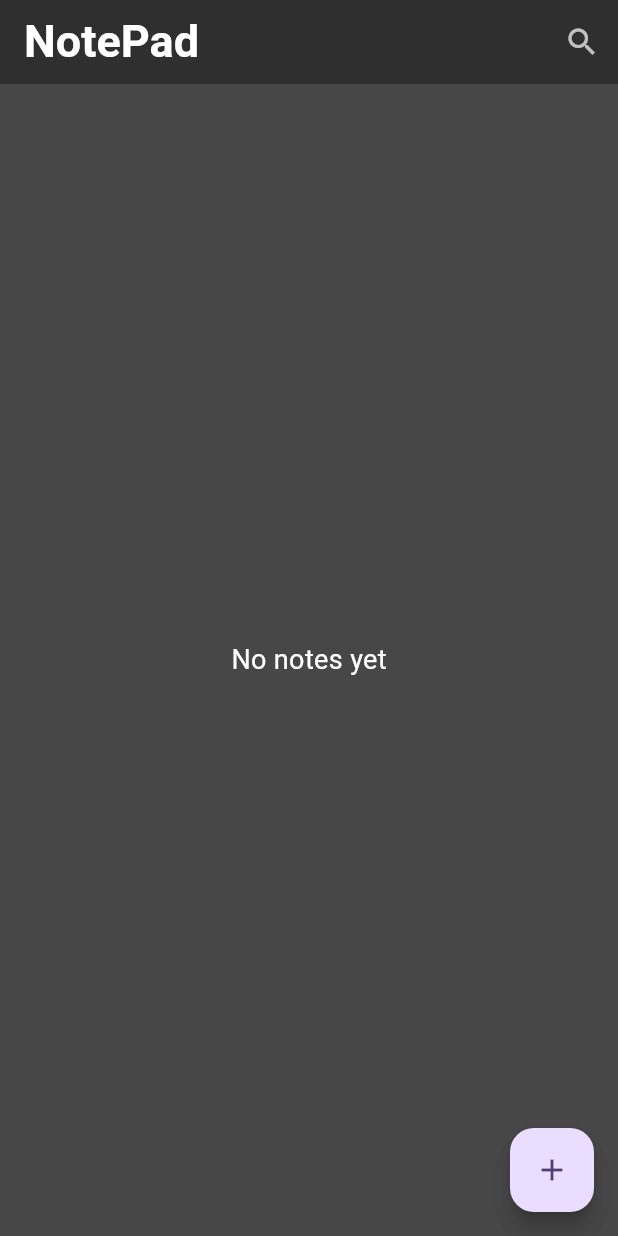
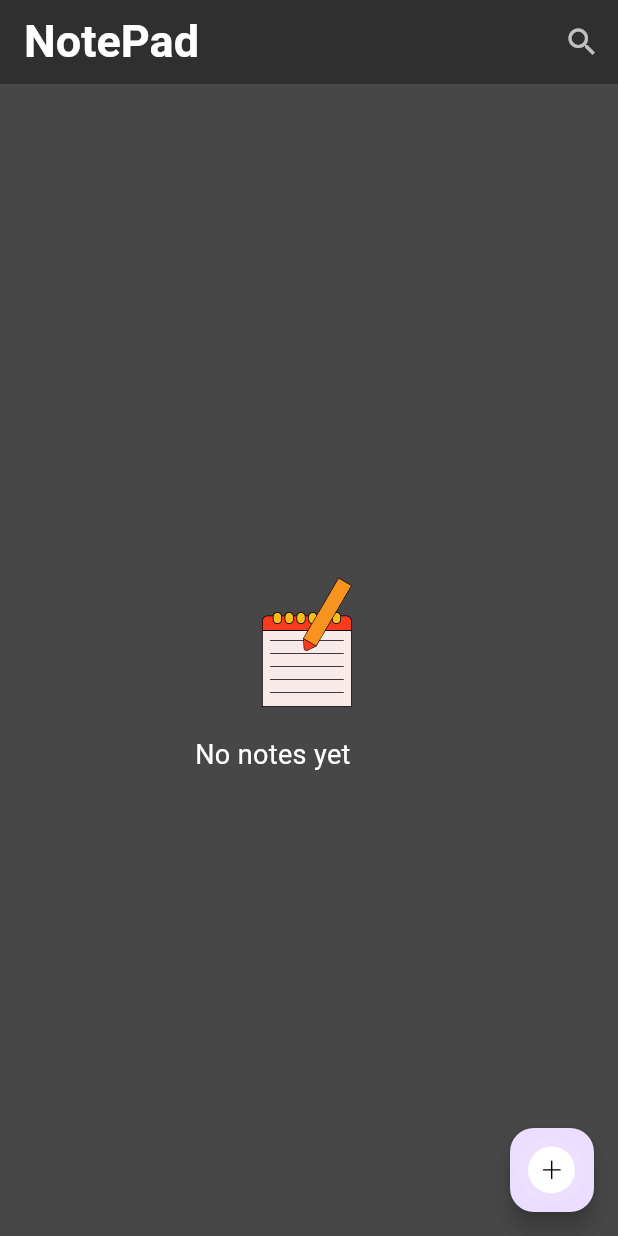
Before and after one commit to Desmond235/note_pad, a Flutter app: the screen it shows after launch, on a phone screen of 412 x 824 dp. Run offline on Flutter 3.47's test engine with Material 3 defaults, Android fonts, the phone set to English and light mode, and no system bars; our stand-ins replace lottie, sqflite; accounts and stored records are empty.

Commit message:
modified file

```diff
--- a/lib/screen/note_screen.dart
+++ b/lib/screen/note_screen.dart
@@ -1,4 +1,5 @@
 import 'package:flutter/material.dart';
+import 'package:lottie/lottie.dart';
 import 'package:note_app/database/note_database.dart';
 import 'package:note_app/model/note_model.dart';
 import 'package:note_app/screen/note_details_view.dart';
@@ -14,6 +15,8 @@ class NoteScreen extends StatefulWidget {
 class _NoteScreenState extends State<NoteScreen> {
   NoteDatabase noteDatabase = NoteDatabase.instance;
   List<NoteModel> notes = [];
+  bool isLoading = true;
+  bool isDeleted = false;
 
   @override
   void initState() {
@@ -29,12 +32,20 @@ class _NoteScreenState extends State<NoteScreen> {
   }
 
 //  gets all notes from the database
-  void refreshNotes() {
+  void refreshNotes() async {
     noteDatabase.readAll().then((value) {
       setState(() {
         notes = value;
+        isLoading = false;
       });
     });
+  }
+
+  void deleteNote(int id, NoteModel note) async {
+    setState(() {
+      notes.remove(note);
+    });
+    noteDatabase.delete(id);
   }
 
   // Navigates to the NoteDetailsView screen
@@ -75,8 +86,27 @@ class _NoteScreenState extends State<NoteScreen> {
           ),
         ],
       ),
-      body: notes.isEmpty
+      body: isLoading
           ? const Center(
+              child: CircularProgressIndicator(),
+            )
+          : notes.isEmpty
+              ? Column(
+                  mainAxisAlignment: MainAxisAlignment.center,
+                  children: [
+                    Stack(
+                      children: [
+                        Center(
+                          child: Lottie.asset(
+                            'assets/lottiefiles/notepad.json',
+                            width: 200,
+                            height: 180,
+                          ),
+                        ),
+                        const Positioned(
+                          top: 140,
+                          left: 130,
+                          child: Center(
                             child: Text(
                               'No notes yet',
                               style: TextStyle(
@@ -84,6 +114,11 @@ class _NoteScreenState extends State<NoteScreen> {
                                 fontSize: 18,
                               ),
                             ),
+                          ),
+                        ),
+                      ],
+                    )
+                  ],
                 )
               : Container(
                   margin: const EdgeInsets.only(top: 25),
@@ -92,19 +127,25 @@ class _NoteScreenState extends State<NoteScreen> {
                       itemCount: notes.length,
                       itemBuilder: (context, index) {
                         final note = notes[index];
-
                         return Padding(
                           padding: const EdgeInsets.all(10),
                           child: GestureDetector(
                             onTap: () => goToNoteDetailsView(id: note.id),
                             child: Card(
                               margin: const EdgeInsets.all(2),
-                          color:
-                              Theme.of(context).colorScheme.secondaryContainer,
-                          child: Padding(
-                            padding: const EdgeInsets.all(8),
+                              color: Theme.of(context)
+                                  .colorScheme
+                                  .secondaryContainer,
+                              child: ListTile(
+                                trailing: IconButton.filledTonal(
+                                  onPressed: () => deleteNote(note.id!, note),
+                                  icon: const Icon(Icons.delete),
+                                ),
+                                title: Padding(
+                                  padding: const EdgeInsets.all(2),
                                   child: Column(
-                              crossAxisAlignment: CrossAxisAlignment.start,
+                                    crossAxisAlignment:
+                                        CrossAxisAlignment.start,
                                     children: [
                                       Text(
                                         note.title,
@@ -124,12 +165,16 @@ class _NoteScreenState extends State<NoteScreen> {
                                       ),
                                       const SizedBox(height: 10),
                                       Text(
-                                  note.createdTime.toString().split(' ')[0],
+                                        note.createdTime
+                                            .toString()
+                                            .split(' ')[0],
                                         maxLines: 1,
                                         style: TextStyle(
-                                      color: Colors.black.withOpacity(0.8)),
+                                            color:
+                                                Colors.black.withOpacity(0.8)),
                                       )
                                     ],
+                                  ),
                                 ),
                               ),
                             ),
@@ -140,7 +185,12 @@ class _NoteScreenState extends State<NoteScreen> {
       floatingActionButton: FloatingActionButton(
         onPressed: goToNoteDetailsView,
         tooltip: 'Create notes',
-        child: const Icon(Icons.add),
+        child: Lottie.asset(
+          'assets/lottiefiles/add.json',
+          width: 50,
+          height: 50,
+          frameRate: FrameRate.max,
+        ),
       ),
     );
   }
```
Also changed, not shown: lib/screen/search_screen.dart (+7 -16 lines), lib/widgets/search_bar.dart (+8 -4 lines), pubspec.yaml (+4 -3 lines), pubspec.lock. Lines whose indentation alone changed are shown as unchanged.
